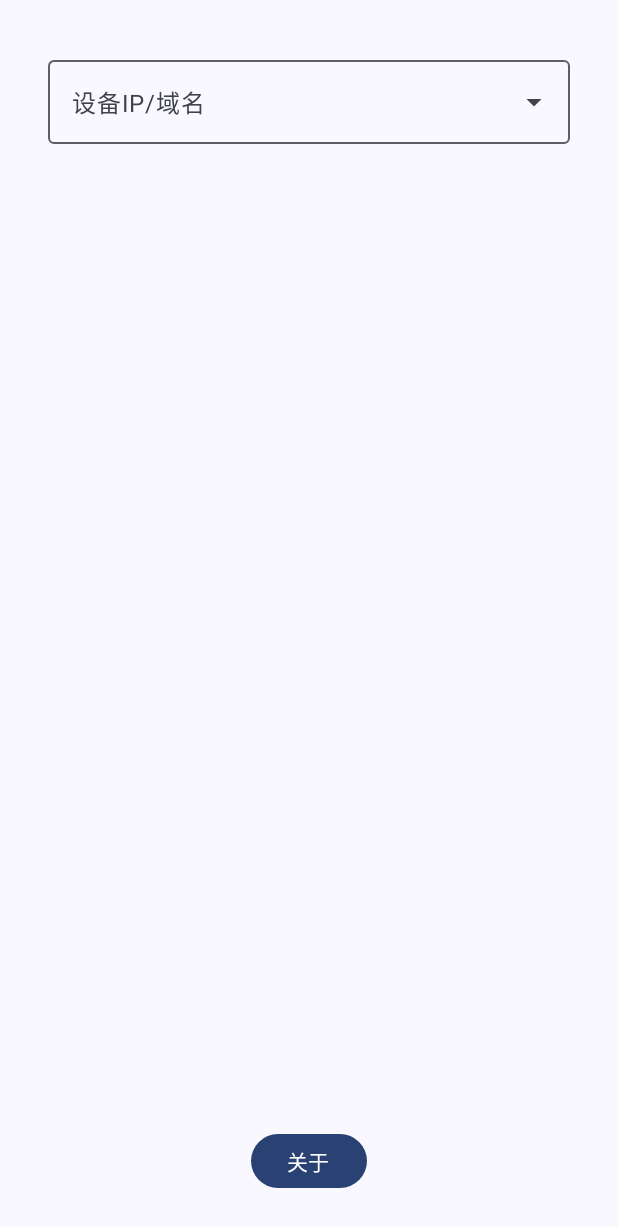
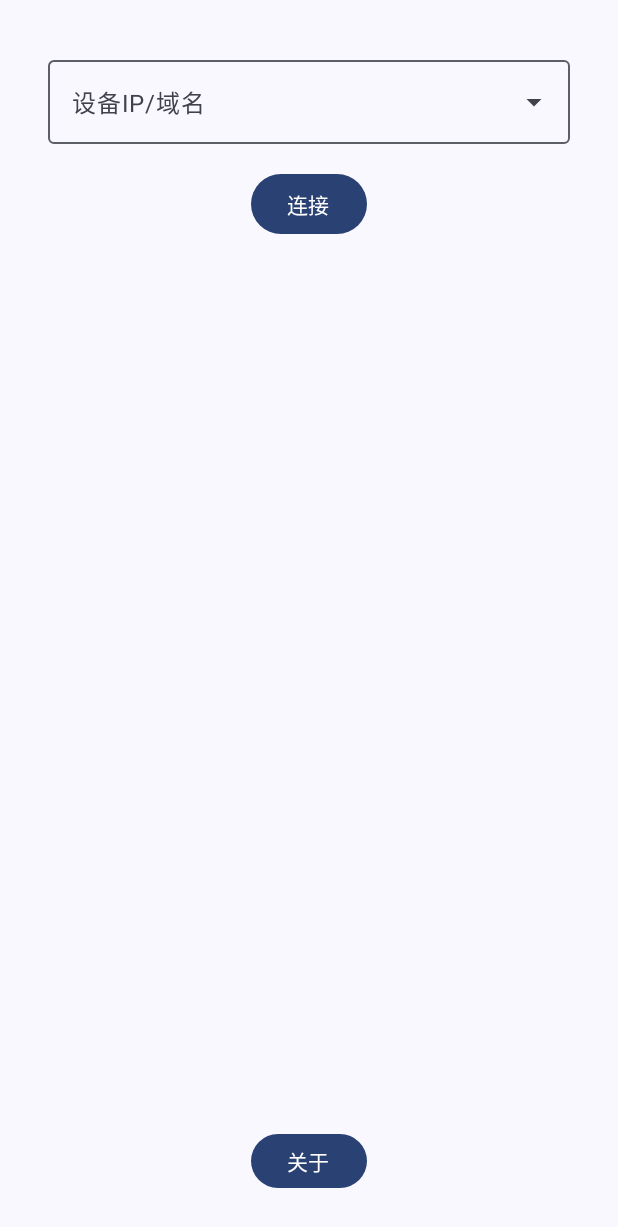
Before and after one commit to ZGQ-inc/LHM-Client-Demo, an Android app built with Jetpack Compose: the screen it shows after launch (MainActivity), on a phone screen of 412 x 824 dp. Shown: the top 1227 px of the screen. Run offline under Robolectric (Android 15) with nearby library versions, the light colour scheme and no system bars.

Commit message:
fix a button

```diff
--- a/app/src/main/java/com/zgqinc/lhmclientdemo/MainActivity.kt
+++ b/app/src/main/java/com/zgqinc/lhmclientdemo/MainActivity.kt
@@ -203,7 +203,19 @@ fun MainScreen(viewModel: HardwareViewModel = viewModel()) {
                         }
                     }
 
-                    Spacer(modifier = Modifier.height(32.dp))
+
+                    Button(
+                        onClick = {
+                            if (serverAddress.isNotBlank()) {
+                                viewModel.connectToServer(serverAddress)
+                            }
+                        },
+                        modifier = Modifier.padding(vertical = 16.dp)
+                    ) {
+                        Text("连接")
+                    }
+
+//                    Spacer(modifier = Modifier.height(32.dp))
 
                     when (val status = viewModel.connectionStatus) {
                         is ConnectionStatus.Error -> ErrorMessage(status.message)
```
